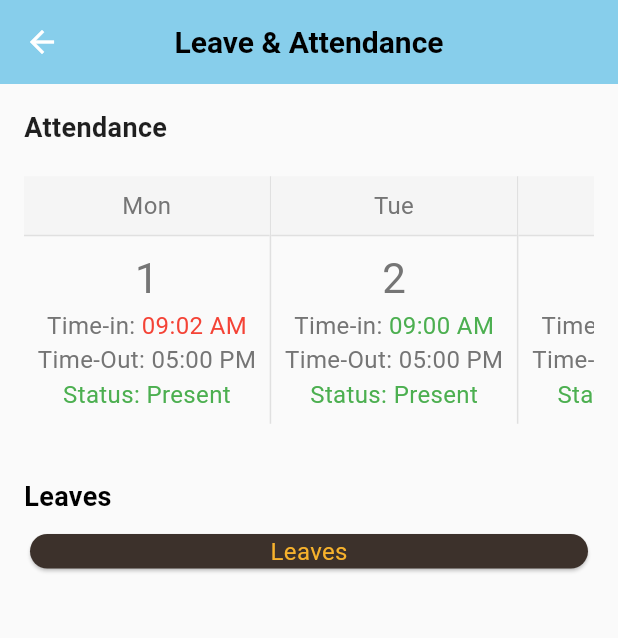
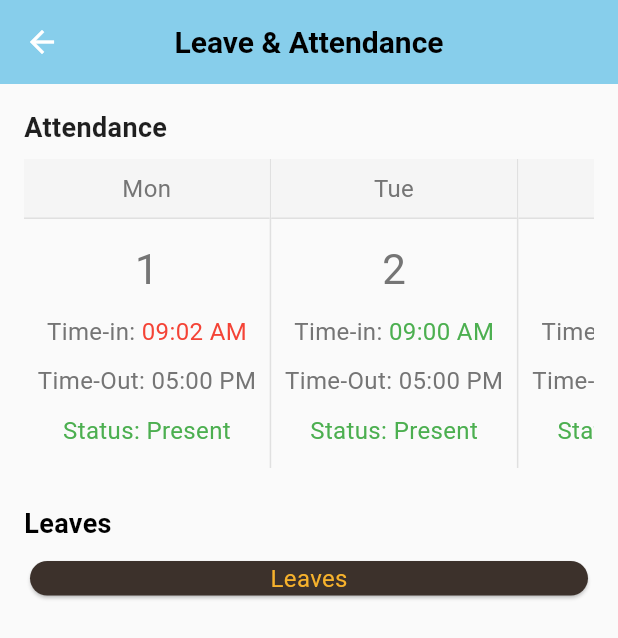
Before and after one commit to AzibNaeem/_Flutter_, a Flutter app: the AttendanceLeavesScreen screen opened by its route, on a phone screen of 412 x 824 dp. Shown: the top 638 px of the screen. Run offline on Flutter 3.47's test engine with Material 3 defaults, Android fonts, the phone set to English and light mode, and no system bars; our stand-ins replace fl_chart, shimmer.

Commit message:
Fixed attendance

```diff
--- a/lib/data/models/attendance_day.dart
+++ b/lib/data/models/attendance_day.dart
@@ -3,29 +3,29 @@ class AttendanceDay {
   final int dayDate;
   final String? timeIn;
   final String? timeOut;
-  final String? status;
+  final String status;
   final bool isWeekend;
   final bool isLate;
 
-  const AttendanceDay({
+  AttendanceDay({
     required this.dayName,
     required this.dayDate,
-    this.timeIn,
-    this.timeOut,
-    this.status,
-    this.isWeekend = false,
-    this.isLate = false,
+    required this.timeIn,
+    required this.timeOut,
+    required this.status,
+    required this.isWeekend,
+    required this.isLate,
   });
 
   factory AttendanceDay.fromJson(Map<String, dynamic> json) {
     return AttendanceDay(
-      dayName: json['dayName'],
-      dayDate: json['dayDate'],
-      timeIn: json['timeIn'],
-      timeOut: json['timeOut'],
-      status: json['status'],
-      isWeekend: json['isWeekend'] ?? false,
-      isLate: json['isLate'] ?? false,
+      dayName: json['dayName'] as String,
+      dayDate: json['dayDate'] as int,
+      timeIn: json['timeIn'], // nullable
+      timeOut: json['timeOut'], // nullable
+      status: json['status'] as String,
+      isWeekend: json['isWeekend'] as bool,
+      isLate: json['isLate'] as bool,
     );
   }
 }
--- a/lib/presentation/screens/attendance_leaves_screen.dart
+++ b/lib/presentation/screens/attendance_leaves_screen.dart
@@ -17,9 +17,9 @@ class _AttendanceLeavesScreenState extends State<AttendanceLeavesScreen> {
   @override
   void initState() {
     super.initState();
-    print("🔥 initState triggered");
+    print(" initState triggered");
     Future.microtask(() {
-      print("📞 Calling loadAttendance...");
+      print(" Calling loadAttendance...");
       context.read<AttendanceViewModel>().loadAttendance();
     });
   }
@@ -41,9 +41,7 @@ class _AttendanceLeavesScreenState extends State<AttendanceLeavesScreen> {
         backgroundColor: AppColors.background,
         foregroundColor: Colors.white,
       ),
-      body: vm.isLoading
-          ? const AttendanceCalendarShimmer()
-          : Padding(
+      body: Padding(
         padding: const EdgeInsets.all(16.0),
         child: ListView(
           children: [
@@ -56,10 +54,14 @@ class _AttendanceLeavesScreenState extends State<AttendanceLeavesScreen> {
               ),
             ),
             const SizedBox(height: 8),
-            if (attendanceData.isEmpty)
+
+            // ✅ Correct conditional rendering inside children list
+            if (vm.isLoading) const AttendanceCalendarShimmer()
+            else if (vm.attendanceDays.isEmpty)
               const Center(child: Text("No attendance data available."))
             else
-              AttendanceCalendar(attendanceDays: attendanceData),
+              AttendanceCalendar(attendanceDays: vm.attendanceDays),
+
             const SizedBox(height: 24),
             const Text(
               "Leaves",
--- a/lib/presentation/view_model/home_view_model.dart
+++ b/lib/presentation/view_model/home_view_model.dart
@@ -90,11 +90,28 @@ class HomeViewModel extends ChangeNotifier {
   ];
 
   List<AttendanceDay> get attendanceDaysForSelectedMonth => [
-    AttendanceDay(dayName: 'Mon', dayDate: 5, status: 'Present'),
-    AttendanceDay(dayName: 'Tue', dayDate: 12, status: 'Leave'),
+    AttendanceDay(
+      dayName: 'Mon',
+      dayDate: 5,
+      timeIn: '09:00 AM',
+      timeOut: '05:00 PM',
+      status: 'Present',
+      isWeekend: false,
+      isLate: false,
+    ),
+    AttendanceDay(
+      dayName: 'Tue',
+      dayDate: 12,
+      timeIn: null,
+      timeOut: null,
+      status: 'Leave',
+      isWeekend: false,
+      isLate: false,
+    ),
   ];
 
-  // ✅ Fixes End
+
+// ✅ Fixes End
 }
 
 class HomeScreen extends StatelessWidget {
--- a/lib/presentation/widgets/attendance_calendar.dart
+++ b/lib/presentation/widgets/attendance_calendar.dart
@@ -48,14 +48,15 @@ class _AttendanceDayCell extends StatelessWidget {
               style: TextStyle(color: Colors.grey[600]),
             ),
           ),
-          Expanded(
-            child: Padding(
-              padding: const EdgeInsets.all(8.0),
+          Padding(
+            padding: const EdgeInsets.all(8.0),
+            child: SizedBox(
+              height: 150, // or any fixed height
               child: day.isWeekend
                   ? _buildWeekendContent()
                   : _buildWorkdayContent(),
             ),
-          ),
+          )
         ],
       ),
     );
```
